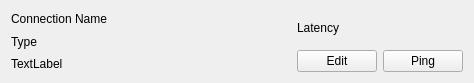
Old version of the form src/ui/widgets/ConnectionWidget.ui in the repository Qv2ray/Qv2ray.
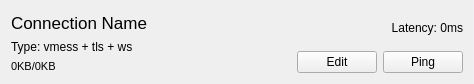
New version of the form.

```diff
--- a/src/ui/widgets/ConnectionWidget.ui
+++ b/src/ui/widgets/ConnectionWidget.ui
@@ -7,7 +7,7 @@
     <x>0</x>
     <y>0</y>
     <width>474</width>
-    <height>83</height>
+    <height>84</height>
    </rect>
   </property>
   <property name="windowTitle">
@@ -15,9 +15,14 @@
   </property>
   <layout class="QGridLayout" name="gridLayout" columnstretch="1,0">
    <item row="0" column="0" rowspan="2">
-    <layout class="QVBoxLayout" name="verticalLayout_2">
+    <layout class="QVBoxLayout" name="verticalLayout_2" stretch="1,0,0">
      <item>
-      <widget class="QLabel" name="label">
+      <widget class="QLabel" name="connNameLabel">
+       <property name="font">
+        <font>
+         <pointsize>13</pointsize>
+        </font>
+       </property>
        <property name="text">
         <string>Connection Name</string>
        </property>
@@ -26,14 +31,19 @@
      <item>
       <widget class="QLabel" name="label_4">
        <property name="text">
-        <string>Type</string>
+        <string>Type: vmess + tls + ws</string>
        </property>
       </widget>
      </item>
      <item>
-      <widget class="QLabel" name="label_2">
+      <widget class="QLabel" name="dataLabel">
+       <property name="font">
+        <font>
+         <pointsize>8</pointsize>
+        </font>
+       </property>
        <property name="text">
-        <string>TextLabel</string>
+        <string>0KB/0KB</string>
        </property>
       </widget>
      </item>
@@ -42,7 +52,10 @@
    <item row="0" column="1">
     <widget class="QLabel" name="label_3">
      <property name="text">
-      <string>Latency</string>
+      <string>Latency: 0ms</string>
+     </property>
+     <property name="alignment">
+      <set>Qt::AlignRight|Qt::AlignTrailing|Qt::AlignVCenter</set>
      </property>
     </widget>
    </item>
```
Left out of the diff: 12 changed lines with no effect on the pictures.
